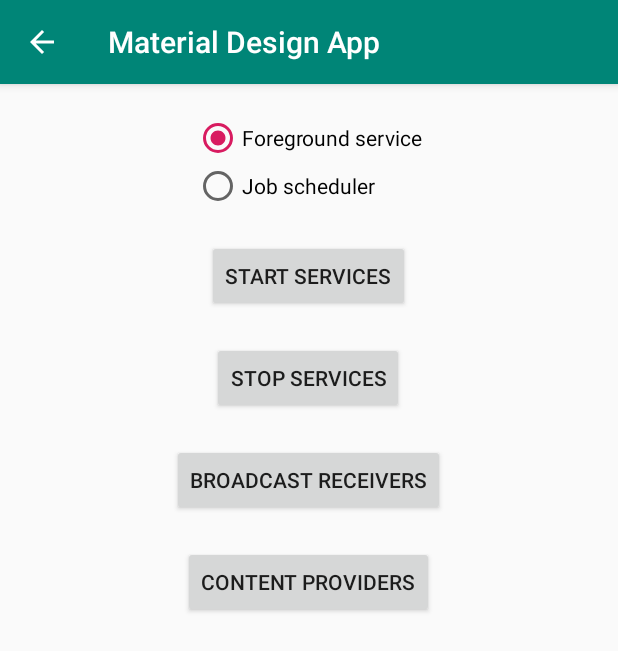
After one commit to Catherine22/Associate-Android-Developer-Practice, an Android app: the AppComponentsActivity screen opened directly, with no data from a screen before it, on a phone screen of 412 x 824 dp. The commit adds this screen. Shown: the top 651 px of the screen. Run offline under Robolectric (Android 15) with nearby library versions, the phone set to English and light mode, and no system bars.

Commit message:
[Android] added music player task, job scheduler, background service and foreground service bugs: cannot cancel jobScheduler

```diff
--- a/app/src/main/java/com/catherine/materialdesignapp/MyApplication.java
+++ b/app/src/main/java/com/catherine/materialdesignapp/MyApplication.java
@@ -1,9 +1,11 @@
 package com.catherine.materialdesignapp;
 
 import android.app.Application;
+import android.os.HandlerThread;
 
 public class MyApplication extends Application {
     public static MyApplication INSTANCE;
+    public HandlerThread musicPlayerThread;
 
 
     @Override
--- /dev/null
+++ b/app/src/main/java/com/catherine/materialdesignapp/activities/AppComponentsActivity.java
@@ -0,0 +1,152 @@
+package com.catherine.materialdesignapp.activities;
+
+import android.annotation.TargetApi;
+import android.app.job.JobInfo;
+import android.app.job.JobScheduler;
+import android.content.ComponentName;
+import android.content.Intent;
+import android.os.Build;
+import android.os.Bundle;
+import android.support.v7.widget.Toolbar;
+import android.view.View;
+import android.view.View.OnClickListener;
+import android.widget.Button;
+import android.widget.RadioButton;
+import android.widget.RadioGroup;
+
+import com.catherine.materialdesignapp.R;
+import com.catherine.materialdesignapp.services.MusicPlayerJobScheduler;
+import com.catherine.materialdesignapp.services.MusicPlayerService;
+
+public class AppComponentsActivity extends BaseActivity implements OnClickListener {
+    private final static int JOB_ID = 1;
+
+    private enum ServiceType {
+        FOREGROUND, BACKGROUND, JOB_SCHEDULER
+    }
+
+    private ServiceType selectedServiceType = ServiceType.BACKGROUND;
+
+    @Override
+    protected void onCreate(Bundle savedInstanceState) {
+        super.onCreate(savedInstanceState);
+        setContentView(R.layout.activity_app_components);
+        Toolbar toolbar = findViewById(R.id.toolbar);
+        setSupportActionBar(toolbar);
+        if (getSupportActionBar() != null)
+            getSupportActionBar().setDisplayHomeAsUpEnabled(true); // enable back arrow on the top left area
+
+        final Button btn_start_service = findViewById(R.id.btn_start_service);
+        btn_start_service.setOnClickListener(this);
+        Button btn_stop_service = findViewById(R.id.btn_stop_service);
+        btn_stop_service.setOnClickListener(this);
+        Button btn_broadcast_receivers = findViewById(R.id.btn_broadcast_receivers);
+        btn_broadcast_receivers.setOnClickListener(this);
+        Button btn_content_providers = findViewById(R.id.btn_content_providers);
+        btn_content_providers.setOnClickListener(this);
+
+
+        RadioGroup rg_service_switch = findViewById(R.id.rg_service_switch);
+        RadioButton rbn_foreground_service = findViewById(R.id.rbn_foreground_service);
+        RadioButton rbn_job_scheduler = findViewById(R.id.rbn_job_scheduler);
+        if (Build.VERSION.SDK_INT >= Build.VERSION_CODES.O) {
+            rbn_foreground_service.setClickable(true);
+            rbn_job_scheduler.setClickable(true);
+        } else {
+            rbn_foreground_service.setText(getString(R.string.background_service));
+            rbn_foreground_service.setClickable(false);
+            rbn_job_scheduler.setClickable(false);
+            selectedServiceType = ServiceType.BACKGROUND;
+        }
+        rg_service_switch.setOnCheckedChangeListener(new RadioGroup.OnCheckedChangeListener() {
+
+            @Override
+            public void onCheckedChanged(RadioGroup group, int checkedId) {
+                if (checkedId == R.id.rbn_foreground_service) {
+                    selectedServiceType = ServiceType.FOREGROUND;
+                } else {
+                    selectedServiceType = ServiceType.JOB_SCHEDULER;
+                }
+            }
+
+        });
+
+
+    }
+
+    @Override
+    public void onClick(View v) {
+        switch (v.getId()) {
+            case R.id.btn_start_service:
+                if (selectedServiceType == ServiceType.BACKGROUND) {
+                    startService(true);
+                } else if (selectedServiceType == ServiceType.FOREGROUND) {
+                    startService(false);
+                } else {
+                    scheduleJob();
+                }
+                break;
+            case R.id.btn_stop_service:
+                if (selectedServiceType == ServiceType.BACKGROUND) {
+                    stopService();
+                } else if (selectedServiceType == ServiceType.FOREGROUND) {
+                    stopService();
+                } else {
+                    stopJob();
+                }
+                break;
+            case R.id.btn_broadcast_receivers:
+
+                break;
+            case R.id.btn_content_providers:
+
+                break;
+        }
+    }
+
+    private void startService(boolean isBackground) {
+        Intent intent = new Intent(this, MusicPlayerService.class);
+        if (isBackground)
+            startService(intent);
+        else {
+            if (Build.VERSION.SDK_INT >= Build.VERSION_CODES.O) {
+                startForegroundService(intent);
+            }
+        }
+    }
+
+    private void stopService() {
+        Intent intent = new Intent(this, MusicPlayerService.class);
+        stopService(intent);
+    }
+
+    @TargetApi(Build.VERSION_CODES.O)
+    private void scheduleJob() {
+        try {
+            JobScheduler jobScheduler = (JobScheduler) getSystemService(JOB_SCHEDULER_SERVICE);
+            ComponentName componentName = new ComponentName(this, MusicPlayerJobScheduler.class);
+            JobInfo jobInfo = new JobInfo.Builder(JOB_ID, componentName)
+                    .setRequiresStorageNotLow(false)
+                    .setRequiresBatteryNotLow(true)
+                    .setRequiresCharging(false)
+                    .build();
+            jobScheduler.schedule(jobInfo);
+        } catch (NullPointerException e) {
+            e.printStackTrace();
+        }
+    }
+
+    @TargetApi(Build.VERSION_CODES.O)
+    private void stopJob() {
+        try {
+            JobScheduler jobScheduler = (JobScheduler) getSystemService(JOB_SCHEDULER_SERVICE);
+            for (JobInfo jobInfo : jobScheduler.getAllPendingJobs()) {
+                if (jobInfo.getId() == JOB_ID) {
+                    jobScheduler.cancel(JOB_ID);
+                }
+            }
+        } catch (NullPointerException e) {
+            e.printStackTrace();
+        }
+    }
+}
--- /dev/null
+++ b/app/src/main/res/layout/activity_app_components.xml
@@ -0,0 +1,25 @@
+<?xml version="1.0" encoding="utf-8"?>
+<android.support.design.widget.CoordinatorLayout xmlns:android="http://schemas.android.com/apk/res/android"
+    xmlns:app="http://schemas.android.com/apk/res-auto"
+    xmlns:tools="http://schemas.android.com/tools"
+    android:layout_width="match_parent"
+    android:layout_height="match_parent"
+    tools:context=".activities.AppComponentsActivity">
+
+    <android.support.design.widget.AppBarLayout
+        android:layout_width="match_parent"
+        android:layout_height="wrap_content"
+        android:theme="@style/AppTheme.AppBarOverlay">
+
+        <android.support.v7.widget.Toolbar
+            android:id="@+id/toolbar"
+            android:layout_width="match_parent"
+            android:layout_height="?attr/actionBarSize"
+            android:background="?attr/colorPrimary"
+            app:popupTheme="@style/AppTheme.PopupOverlay" />
+
+    </android.support.design.widget.AppBarLayout>
+
+    <include layout="@layout/content_app_components" />
+
+</android.support.design.widget.CoordinatorLayout>
--- /dev/null
+++ b/app/src/main/res/layout/content_app_components.xml
@@ -0,0 +1,90 @@
+<?xml version="1.0" encoding="utf-8"?>
+<android.support.constraint.ConstraintLayout xmlns:android="http://schemas.android.com/apk/res/android"
+    xmlns:app="http://schemas.android.com/apk/res-auto"
+    xmlns:tools="http://schemas.android.com/tools"
+    android:layout_width="match_parent"
+    android:layout_height="match_parent"
+    app:layout_behavior="@string/appbar_scrolling_view_behavior"
+    tools:context=".activities.AppComponentsActivity"
+    tools:showIn="@layout/app_bar_main">
+
+    <RadioGroup
+        android:id="@+id/rg_service_switch"
+        android:layout_width="wrap_content"
+        android:layout_height="wrap_content"
+        android:layout_marginStart="8dp"
+        android:layout_marginTop="20dp"
+        android:layout_marginEnd="8dp"
+        android:checkedButton="@id/rbn_foreground_service"
+        android:text="@string/start_service"
+        app:layout_constraintEnd_toEndOf="parent"
+        app:layout_constraintHorizontal_bias="0.498"
+        app:layout_constraintStart_toStartOf="parent"
+        app:layout_constraintTop_toTopOf="parent">
+
+        <RadioButton
+            android:id="@+id/rbn_foreground_service"
+            android:layout_width="wrap_content"
+            android:layout_height="wrap_content"
+            android:text="@string/foreground_service" />
+
+        <RadioButton
+            android:id="@+id/rbn_job_scheduler"
+            android:layout_width="wrap_content"
+            android:layout_height="wrap_content"
+            android:text="@string/job_scheduler" />
+    </RadioGroup>
+
+    <Button
+        android:id="@+id/btn_start_service"
+        android:layout_width="wrap_content"
+        android:layout_height="wrap_content"
+        android:layout_marginStart="8dp"
+        android:layout_marginTop="20dp"
+        android:layout_marginEnd="8dp"
+        android:text="@string/start_service"
+        app:layout_constraintEnd_toEndOf="parent"
+        app:layout_constraintHorizontal_bias="0.498"
+        app:layout_constraintStart_toStartOf="parent"
+        app:layout_constraintTop_toBottomOf="@+id/rg_service_switch" />
+
+    <Button
+        android:id="@+id/btn_stop_service"
+        android:layout_width="wrap_content"
+        android:layout_height="wrap_content"
+        android:layout_marginStart="8dp"
+        android:layout_marginTop="20dp"
+        android:layout_marginEnd="8dp"
+        android:text="@string/stop_service"
+        app:layout_constraintEnd_toEndOf="parent"
+        app:layout_constraintHorizontal_bias="0.498"
+        app:layout_constraintStart_toStartOf="parent"
+        app:layout_constraintTop_toBottomOf="@+id/btn_start_service" />
+
+    <Button
+        android:id="@+id/btn_broadcast_receivers"
+        android:layout_width="wrap_content"
+        android:layout_height="wrap_content"
+        android:layout_marginStart="8dp"
+        android:layout_marginTop="20dp"
+        android:layout_marginEnd="8dp"
+        android:text="@string/start_broadcast"
+        app:layout_constraintEnd_toEndOf="parent"
+        app:layout_constraintHorizontal_bias="0.498"
+        app:layout_constraintStart_toStartOf="parent"
+        app:layout_constraintTop_toBottomOf="@+id/btn_stop_service" />
+
+    <Button
+        android:id="@+id/btn_content_providers"
+        android:layout_width="wrap_content"
+        android:layout_height="wrap_content"
+        android:layout_marginStart="8dp"
+        android:layout_marginTop="20dp"
+        android:layout_marginEnd="8dp"
+        android:text="@string/content_providers"
+        app:layout_constraintEnd_toEndOf="parent"
+        app:layout_constraintHorizontal_bias="0.498"
+        app:layout_constraintStart_toStartOf="parent"
+        app:layout_constraintTop_toBottomOf="@+id/btn_broadcast_receivers" />
+
+</android.support.constraint.ConstraintLayout>
--- a/app/src/main/res/layout/content_lifecycle.xml
+++ b/app/src/main/res/layout/content_lifecycle.xml
@@ -12,6 +12,7 @@
         android:id="@+id/tv_content"
         android:layout_width="wrap_content"
         android:layout_height="wrap_content"
+        android:text="@string/alert_icon"
         app:layout_constraintBottom_toBottomOf="parent"
         app:layout_constraintLeft_toLeftOf="parent"
         app:layout_constraintRight_toRightOf="parent"
--- a/app/src/main/res/values/strings.xml
+++ b/app/src/main/res/values/strings.xml
@@ -10,9 +10,25 @@
     <string name="undo">undo</string>
     <string name="hello_world">Hello World!</string>
     <string name="settings">Settings</string>
+    <string name="start_service">Start services</string>
+    <string name="stop_service">Stop services</string>
+    <string name="start_job_scheduler">Start job scheduler</string>
+    <string name="stop_job_scheduler">Stop job scheduler</string>
+    <string name="start_broadcast">Broadcast receivers</string>
+    <string name="content_providers">Content providers</string>
+
+    <string-array name="drawer_array">
+        <item>App components</item>
+        <item>Venus</item>
+        <item>Earth</item>
+        <item>Mars</item>
+    </string-array>
 
 
-    <!-- No need to be translated -->
+    <string name="foreground_service" translatable="false">Foreground service</string>
+    <string name="background_service" translatable="false">Background service</string>
+    <string name="job_scheduler" translatable="false">Job scheduler</string>
+
     <string name="countdown" translatable="false"><xliff:g example="5 days" id="time">%1$s</xliff:g>until holiday</string>
     <!-- Example placeholder for a special unicode symbol -->
     <string name="star_rating" translatable="false">Check out our 5<xliff:g id="star">\u2605</xliff:g></string>
@@ -22,4 +38,16 @@
     <string name="prod_name" translatable="false">Learn more at <xliff:g id="prod_gamegroup">Game Group</xliff:g></string>
     <!-- Example placeholder for a literal -->
     <string name="promo_message" translatable="false">Please use the "<xliff:g id="promotion_code">ABCDEFG</xliff:g>" to get a discount.</string>
+    <plurals name="numberOfSongsAvailable" translatable="false">
+        <!--
+             As a developer, you should always supply "one" and "other"
+             strings. Your translators will know which strings are actually
+             needed for their language. Always include %d in "one" because
+             translators will need to use %d for languages where "one"
+             doesn't mean 1 (as explained above).
+          -->
+        <item quantity="one">%d song found.</item>
+        <item quantity="other">%d songs found.</item>
+    </plurals>
+
 </resources>
```
Also changed, not shown: app/src/main/AndroidManifest.xml (+22 -0 lines), app/src/main/java/com/catherine/materialdesignapp/activities/LifecycleActivity.java (+4 -3 lines), app/src/main/java/com/catherine/materialdesignapp/activities/MainActivity.java (+8 -0 lines), app/src/main/java/com/catherine/materialdesignapp/activities/SettingsActivity.java (+5 -5 lines), app/src/main/java/com/catherine/materialdesignapp/models/ChannelInfo.java (added, +11 -0 lines), app/src/main/java/com/catherine/materialdesignapp/models/NotificationChannelsGroup.java (added, +15 -0 lines), app/src/main/java/com/catherine/materialdesignapp/services/MusicPlayerJobScheduler.java (added, +32 -0 lines), app/src/main/java/com/catherine/materialdesignapp/services/MusicPlayerService.java (added, +50 -0 lines), app/src/main/java/com/catherine/materialdesignapp/tasks/AsyncTaskSample.java (added, +15 -0 lines), app/src/main/java/com/catherine/materialdesignapp/tasks/MusicPlayer.java (added, +46 -0 lines), app/src/main/java/com/catherine/materialdesignapp/utils/NotificationUtils.java (added, +119 -0 lines), app/src/main/res/layout/notification_view.xml (added, +24 -0 lines), 4 other files.
